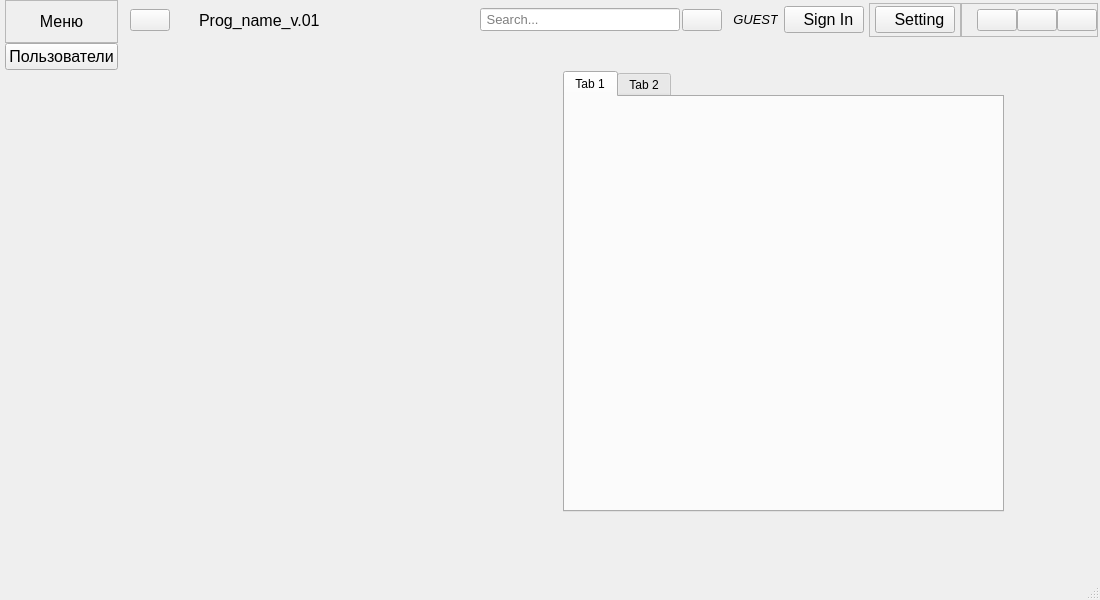
Old version of the form dev5.ui in the repository fantozes/qt_mask.
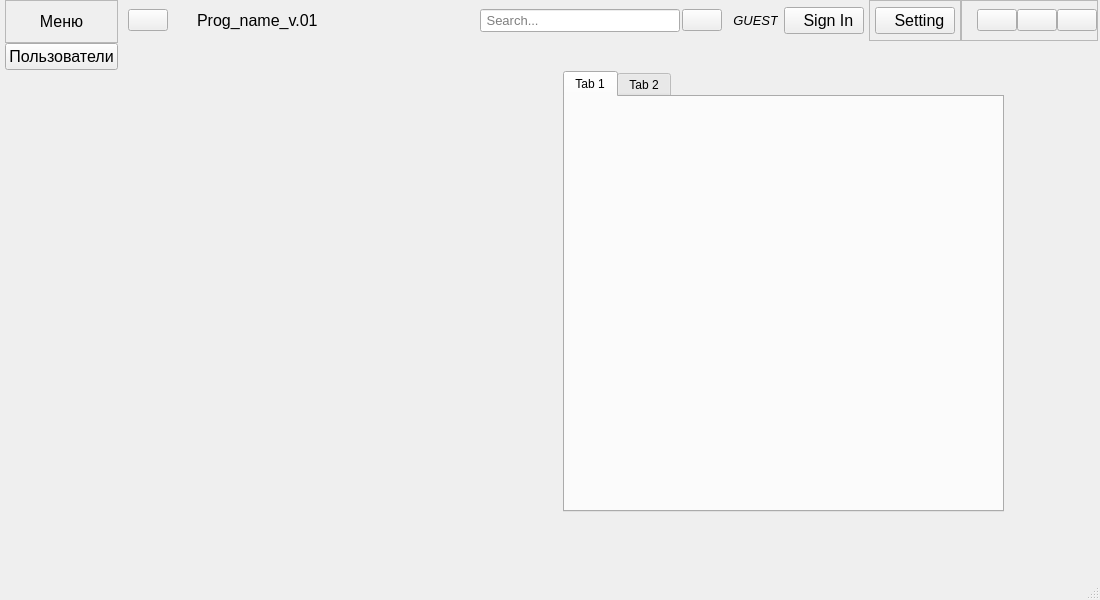
New version of the form. Icons and pictures are not drawn.

```diff
--- a/dev5.ui
+++ b/dev5.ui
@@ -234,16 +234,16 @@
            <number>0</number>
           </property>
           <property name="leftMargin">
-           <number>2</number>
+           <number>0</number>
           </property>
           <property name="topMargin">
-           <number>3</number>
+           <number>0</number>
           </property>
           <property name="rightMargin">
            <number>2</number>
           </property>
           <property name="bottomMargin">
-           <number>4</number>
+           <number>0</number>
           </property>
           <item>
            <widget class="QFrame" name="fr_top_left">
```
Left out of the diff: 20 changed lines with no effect on the pictures.
